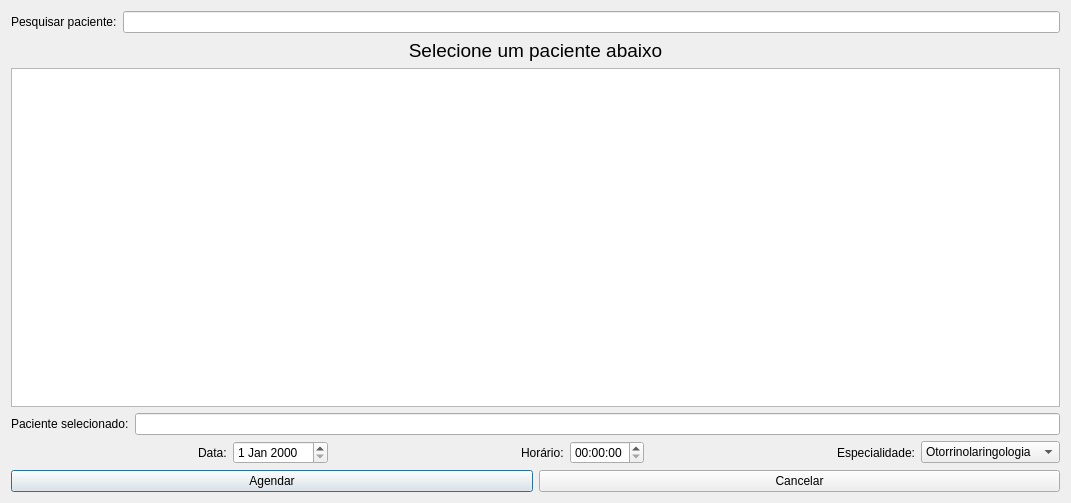
The window that clinica_cpp/cadastrosessao.ui (juander/Projeto_CPP) describes before a commit, drawn with Qt 5.
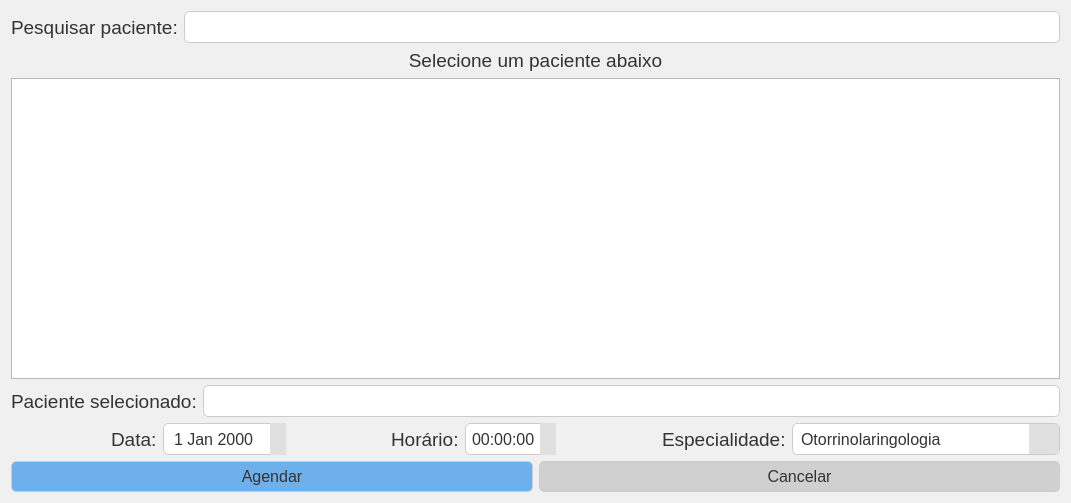
The same window after the commit. Icons and pictures are not drawn.

```diff
--- a/clinica_cpp/cadastrosessao.ui
+++ b/clinica_cpp/cadastrosessao.ui
@@ -19,6 +19,123 @@
   <property name="windowTitle">
    <string>Dialog</string>
   </property>
+  <property name="styleSheet">
+   <string notr="true">QDialog {
+    background-color: #f0f0f0;
+    border-radius: 10px;
+}
+QLabel {
+    font-size: 14pt;
+    color: #333;
+}
+QLineEdit, QDateEdit, QTimeEdit, QComboBox {
+    border: 1px solid #ccc;
+    border-radius: 5px;
+    font-size: 12pt;
+    background-color: #fff;
+    color: #333;
+    height: 30px;
+}
+QLineEdit {
+    padding-left: 5px;
+}
+QDateEdit {
+    padding-left: 8px;
+}
+QDateEdit::up-button, QDateEdit::down-button {
+    background-color: #e0e0e0;
+    border: none;
+    width: 16px;
+    height: 16px;
+    padding: 0px;
+}
+QDateEdit::up-button {
+    subcontrol-origin: border;
+    subcontrol-position: top right;
+}
+QDateEdit::down-button {
+    subcontrol-origin: border;
+    subcontrol-position: bottom right;
+}
+QDateEdit::up-arrow {
+    image: url(:/icons/up-arrow.png);
+    width: 12px;
+    height: 12px;
+}
+QDateEdit::down-arrow {
+    image: url(:/icons/down-arrow.png);
+    width: 12px;
+    height: 12px;
+}
+QTimeEdit {
+    padding-left: 4px;
+}
+QTimeEdit::up-button, QTimeEdit::down-button {
+    background-color: #e0e0e0;
+    border: none;
+    width: 16px;
+    height: 16px;
+    padding: 0px;
+}
+QTimeEdit::up-button {
+    subcontrol-origin: border;
+    subcontrol-position: top right;
+}
+QTimeEdit::down-button {
+    subcontrol-origin: border;
+    subcontrol-position: bottom right;
+}
+QTimeEdit::up-arrow {
+    image: url(:/icons/up-arrow.png);
+    width: 12px;
+    height: 12px;
+}
+QTimeEdit::down-arrow {
+    image: url(:/icons/down-arrow.png);
+    width: 12px;
+    height: 12px;
+}
+QComboBox {
+    padding-right: 26px;
+    width: 200px;
+    padding-left: 8px;
+}
+QComboBox::drop-down {
+    background-color: #e0e0e0;
+    border: none;
+    width: 30px;
+    height: 30px;
+}
+QComboBox::down-arrow {
+    image: url(:/icons/down-arrow.png);
+    width: 16px;
+    height: 16px;
+}
+QPushButton {
+    background-color: #e0e0e0;
+    color: #333;
+    border: 1px solid #ccc;
+    border-radius: 5px;
+    padding: 5px 10px;
+    font-size: 12pt;
+}
+QPushButton#btnCancelarSes {
+    background-color: #d0d0d0;
+}
+QPushButton:hover {
+    background-color: #c0c0c0;
+}
+QPushButton#btnCancelarSes:hover {
+    background-color: #b0b0b0;
+}
+QPushButton#btnCadastrarSes {
+    background-color: #6db0ec;
+}
+QPushButton#btnCadastrarSes:hover {
+    background-color: #5a9bd8;
+}
+</string>
+  </property>
   <layout class="QVBoxLayout" name="verticalLayout">
    <item>
     <layout class="QVBoxLayout" name="verticalLayout_2">
```
